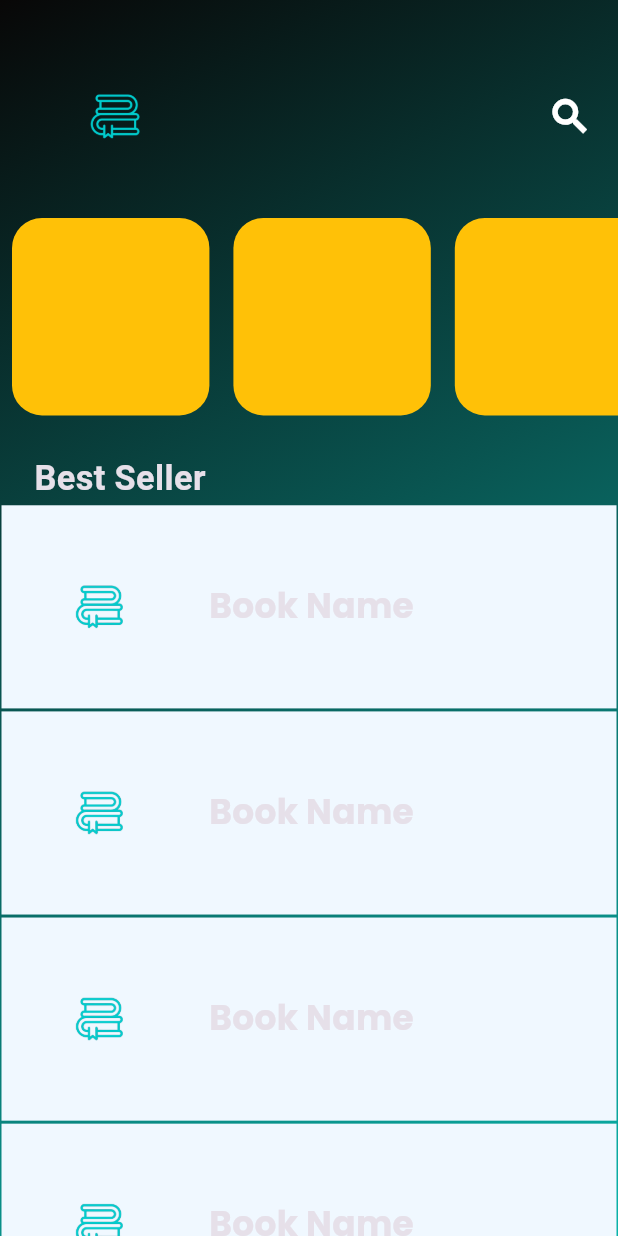
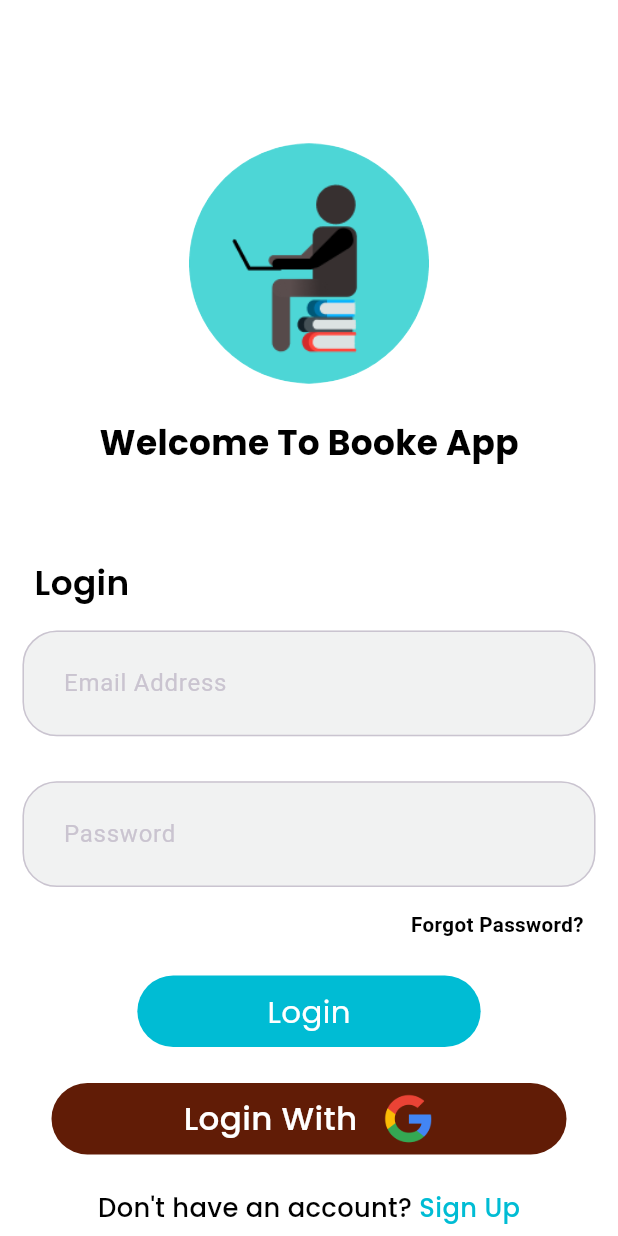
Before and after one commit to omarbadawiii-91/Books_App, a Flutter app: the screen it shows after launch, on a phone screen of 412 x 824 dp. Run offline on Flutter 3.47's test engine with Material 3 defaults, Android fonts, the light colour scheme and no system bars; our stand-ins replace animated_splash_screen, firebase_core, flutter_screenutil, google_fonts; accounts and stored records are empty.

Commit message:
Added new screen

```diff
--- a/lib/Features/constant_assist/assist_constant_widget.dart
+++ b/lib/Features/constant_assist/assist_constant_widget.dart
@@ -1,19 +1,34 @@
 import 'package:flutter/material.dart';
 import 'package:flutter_screenutil/flutter_screenutil.dart';
+import 'package:google_fonts/google_fonts.dart';
 class Constantwidgetrepeated {
-  Constantwidgetrepeated();
-  String logo ="assets/images/Group.svg";
+  Constantwidgetrepeated({this.text, this.color, this.width});
+  Color ?color;
+  String ?text;
+  double ?width;
+  String logo ="assets/images/logo.png";
   LinearGradient screencolor=LinearGradient(
     begin: Alignment.topLeft,
     end: Alignment.bottomRight,
     colors: [
        const Color.fromARGB(255, 8, 7, 7),
       const Color.fromARGB(255, 10, 179, 170),
-
   ]) ;
+   late Widget buttton =InkWell(
+     onTap: (){},
+     child: Container(
+      height: 40.h,
+      width: width!.w,
+      decoration: BoxDecoration(
+        color: color,
+        borderRadius: BorderRadius.circular(50.r),
+      ),
+          child: Row(
+            mainAxisAlignment: MainAxisAlignment.center,
+            children: [
+              Center(child: Text(text!,style: GoogleFonts.poppins(fontSize: 18.sp,fontWeight: FontWeight.w400,color: const Color.fromARGB(255, 255, 255, 255)),))
+            ],
+          ),
+       ),
+   );
 }
-
-abstract class Calssficationtext{
-static TextStyle text1=TextStyle(fontSize: 20.sp,fontWeight: FontWeight.bold);
-
-}
--- /dev/null
+++ b/lib/Features/screens/loginscreen.dart
@@ -0,0 +1,116 @@
+import 'package:books_app/Features/constant_assist/assist_constant_widget.dart';
+import 'package:books_app/Features/screens/view/items/fieldforloginpage.dart';
+import'package:flutter/material.dart';
+import 'package:flutter_screenutil/flutter_screenutil.dart';
+import 'package:google_fonts/google_fonts.dart';
+
+class Loginscreen extends StatefulWidget {
+  const Loginscreen({super.key});
+
+  @override
+  State<Loginscreen> createState() => _LoginscreenState();
+}
+
+class _LoginscreenState extends State<Loginscreen> {
+  @override
+  Widget build(BuildContext context) {
+    return Scaffold(
+      backgroundColor: Colors.white,
+      body: SizedBox(
+        height: double.infinity,
+        width: double.infinity,
+        child: Column(
+          children: [
+            Logologinpage(),
+            Padding(
+              padding:  EdgeInsets.only(top:20.h),
+              child: Text("Welcome To Booke App",style: GoogleFonts.poppins(fontSize: 20.sp,fontWeight: FontWeight.bold,color: const Color.fromARGB(255, 0, 0, 0)),),
+            ),
+            Align(
+              alignment: Alignment.centerLeft,
+              child: Padding(
+                padding:  EdgeInsets.only(top: 50.h,left: 20.w),
+                child: Text("Login",style: GoogleFonts.poppins(fontSize: 20.sp,fontWeight: FontWeight.w600,color: const Color.fromARGB(255, 0, 0, 0)),),
+              ),
+            ),
+            Padding(
+              padding:  EdgeInsets.all(15),
+              child: Itemforlogin(text: "Email Address",icon: Icon(Icons.email),),
+            ),
+            Padding(
+              padding:  EdgeInsets.all(15),
+              child: Itemforlogin(text: "Password",icon: Icon(Icons.remove_red_eye_outlined),),
+            ),
+            Align(
+              alignment: Alignment.centerRight,
+              child: Padding(padding: EdgeInsets.only(top: 0.h,right: 20.w),
+              child: Text("Forgot Password?",style: GoogleFonts.roboto(fontSize: 12.sp,fontWeight: FontWeight.bold,color: const Color.fromARGB(255, 0, 0, 0)),),),
+            ),
+            Padding(
+              padding:  EdgeInsets.only(top: 20.h),
+              child: Constantwidgetrepeated(text: "Login",color: Colors.cyan,width: 200).buttton,
+            ),
+             Padding(
+              padding:  EdgeInsets.only(top: 20.h),
+              child: InkWell(
+                onTap: (){},
+                child: Container(
+                  height:40.h,
+                  width: 300.w,
+                  decoration: BoxDecoration(
+                      color: const Color.fromARGB(255, 97, 28, 6),
+                      borderRadius: BorderRadius.circular(50.r),
+                    ),
+                    child: Row(
+                      mainAxisAlignment: MainAxisAlignment.center,
+                      children: [
+                        Text( "Login With",style: GoogleFonts.poppins(fontSize: 19.sp,fontWeight: FontWeight.w500,color: Colors.white),),
+                        Padding(
+                          padding:  EdgeInsets.only(left: 15.w),
+                          child: Image.asset("assets/images/google-logo-9808 1.png",height: 30.h,width: 30.w,),
+                        )
+                      ],
+                    ),
+                ),
+              )
+            ),
+            Padding(
+              padding:  EdgeInsets.only(top: 20.h),
+              child: Text.rich( TextSpan(
+                text: "Don't have an account? ",
+                style: GoogleFonts.poppins(fontSize: 15.sp,fontWeight: FontWeight.w500,color: const Color.fromARGB(255, 0, 0, 0)),
+                children: [
+                  TextSpan(
+                    text: "Sign Up",
+                    style: GoogleFonts.poppins(fontSize: 15.sp,fontWeight: FontWeight.w500,color: Colors.cyan),)
+                        ],
+                      ),
+                    ),
+            )
+          ],
+        ),
+      ),
+    );
+
+  }
+}
+
+class Logologinpage extends StatelessWidget {
+  const Logologinpage({
+    super.key,
+  });
+
+  @override
+  Widget build(BuildContext context) {
+    return Padding(
+      padding:  EdgeInsets.only(top: 80.h),
+      child: Center(
+        child: CircleAvatar(
+          radius: 70.r,
+          backgroundImage: AssetImage("assets/images/shelf help logo.png"),
+          backgroundColor: const Color.fromARGB(0, 3, 33, 41),
+        ),
+      ),
+    );
+  }
+}
--- /dev/null
+++ b/lib/Features/screens/view/items/fieldforloginpage.dart
@@ -0,0 +1,42 @@
+import 'package:flutter/material.dart';
+import 'package:flutter_screenutil/flutter_screenutil.dart';
+
+// ignore: must_be_immutable
+class Itemforlogin extends StatefulWidget {
+  String? text;
+  Icon ?icon;
+   Itemforlogin( {super.key, required this.text,required this.icon});
+
+  @override
+  State<Itemforlogin> createState() => _ItemforloginState();
+}
+
+class _ItemforloginState extends State<Itemforlogin> {
+  GlobalKey<FormState> formKey = GlobalKey<FormState>();
+  TextEditingController controller = TextEditingController();
+  @override
+  Widget build(BuildContext context) {
+    return Form(
+      key: formKey,
+      child: TextFormField(
+
+        controller: controller,
+        decoration: InputDecoration(
+          contentPadding: EdgeInsets.symmetric(vertical: 20.0, horizontal: 16.0),
+          filled: true,
+          fillColor: const Color.fromARGB(43, 174, 175, 175),
+          hintTextDirection: TextDirection.ltr,
+          labelText: widget.text,
+          suffix: Icon(widget.icon!.icon,color: Colors.black,),
+          border: OutlineInputBorder(
+            borderSide: BorderSide(color: const Color.fromARGB(137, 125, 126, 125)),
+            borderRadius: BorderRadius.circular(20.r),gapPadding: 10.w,),
+          focusedBorder: OutlineInputBorder(
+            borderSide: BorderSide(color: const Color.fromARGB(117, 0, 0, 0)),
+            borderRadius: BorderRadius.circular(20.r),gapPadding: 10.w,),
+
+        ),
+      ),
+    );
+  }
+}
--- a/lib/Features/screens/view/splashview.dart
+++ b/lib/Features/screens/view/splashview.dart
@@ -1,4 +1,4 @@
-import 'package:books_app/Features/screens/Homepage_screen.dart';
+import 'package:books_app/Features/screens/loginscreen.dart';
 import'package:flutter/material.dart';
 import 'package:animated_splash_screen/animated_splash_screen.dart';
 class Splashview extends StatelessWidget {
@@ -9,7 +9,7 @@ class Splashview extends StatelessWidget {
     return AnimatedSplashScreen(
       duration: 3000,
       splash: 'assets/images/7813793.jpg',
-      nextScreen: HomepageScreen(),
+      nextScreen: Loginscreen(),
       splashTransition: SplashTransition.fadeTransition,
       backgroundColor: Color(0xff00344C),
     );
--- a/pubspec.yaml
+++ b/pubspec.yaml
@@ -34,7 +34,8 @@ dependencies:
   flutter_svg: ^2.0.7
   google_fonts: ^6.3.3
   firebase_core: ^4.3.0
-
+  cloud_firestore: ^6.1.1
+  firebase_storage: ^13.0.5
 
   flutter:
     sdk: flutter
@@ -46,8 +47,6 @@ dependencies:
 dev_dependencies:
   flutter_test:
     sdk: flutter
-
-  # The "flutter_lints" package below contains a set of recommended lints to
   # encourage good coding practices. The lint set provided by the package is
   # activated in the `analysis_options.yaml` file located at the root of your
   # package. See that file for information about deactivating specific lint
```
Also changed, not shown: assets/images/google-logo-9808 1.png (added), assets/images/shelf help logo.png (added), firebase.json (added), lib/firebase_options.dart (added), pubspec.lock, 6 other files.
